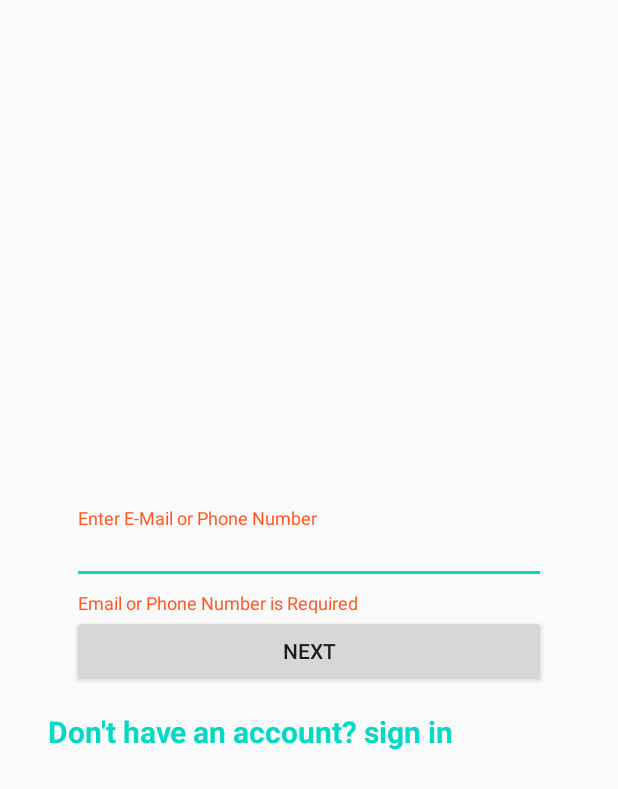
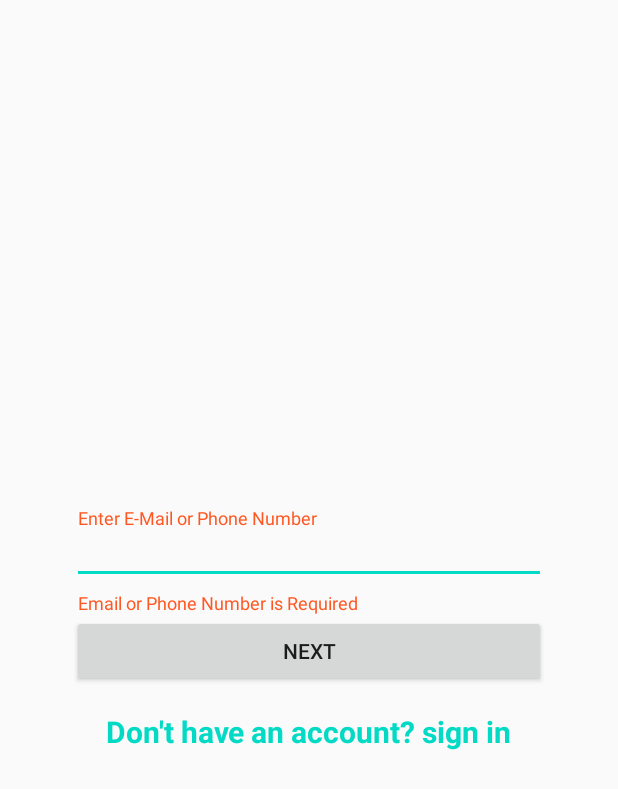
Before and after one commit to SimchaPo/socialdeliverysystem, an Android app: the screen it shows after launch (LoginActivity), after a tap on "NEXT", on a phone screen of 412 x 824 dp. Shown: the top 789 px of the screen. Run offline under Robolectric (Android 15) with nearby library versions, the phone set to English and light mode, and no system bars; our stand-ins replace Firebase (no records; nobody signed in at launch, a user with empty details on screens opened directly).

```diff
--- a/app/src/main/java/com/example/socialdeliverysystem/ui/LoginActivity.java
+++ b/app/src/main/java/com/example/socialdeliverysystem/ui/LoginActivity.java
@@ -3,10 +3,13 @@ package com.example.socialdeliverysystem.ui;
 import androidx.annotation.NonNull;
 import androidx.appcompat.app.AppCompatActivity;
 import androidx.appcompat.widget.LinearLayoutCompat;
+
 import android.content.Intent;
 import android.os.Bundle;
 import android.view.View;
+import android.widget.Button;
 import android.widget.Toast;
+
 import com.example.socialdeliverysystem.R;
 import com.google.android.gms.tasks.OnCompleteListener;
 import com.google.android.gms.tasks.Task;
@@ -16,7 +19,6 @@ import com.google.firebase.FirebaseException;
 import com.google.firebase.auth.AuthResult;
 import com.google.firebase.auth.FirebaseAuth;
 import com.google.firebase.auth.FirebaseAuthInvalidCredentialsException;
-import com.google.firebase.auth.FirebaseUser;
 import com.google.firebase.auth.PhoneAuthCredential;
 import com.google.firebase.auth.PhoneAuthProvider;
 import com.google.firebase.auth.SignInMethodQueryResult;
@@ -37,6 +39,7 @@ public class LoginActivity extends AppCompatActivity {
     private String mVerificationId;
     private FirebaseAuth mAuth;
     private String phoneOrMailText;
+    private Button logInBtn;
 
     @Override
     protected void onCreate(Bundle savedInstanceState) {
@@ -54,6 +57,7 @@ public class LoginActivity extends AppCompatActivity {
         codeEntryLayout = findViewById(R.id.code_entry);
         editCode = findViewById(R.id.login_input_sms);
         mAuth = FirebaseAuth.getInstance();
+        logInBtn = findViewById(R.id.log_in_btn);
     }
 
     public void SignInOnClick(View view) {
@@ -105,7 +109,7 @@ public class LoginActivity extends AppCompatActivity {
                     @Override
                     public void onComplete(@NonNull Task<AuthResult> task) {
                         if (task.isSuccessful()) {
-
+                            //Go to Activity
                         } else {
                             String message = "Somthing is wrong, we will fix it soon...";
 
@@ -118,7 +122,7 @@ public class LoginActivity extends AppCompatActivity {
     }
 
     public void OpenTextBoxForCodeOrPassword(View view) {
-        phoneOrMailText = editTextPhoneOrMailLogIn.getEditText().getText().toString();
+        phoneOrMailText = editTextPhoneOrMailLogIn.getEditText().getText().toString().trim();
         if (phoneOrMailText.isEmpty()) {
             editTextPhoneOrMailLogIn.setError("Email or Phone Number is Required");
             return;
@@ -130,8 +134,7 @@ public class LoginActivity extends AppCompatActivity {
                         public void onComplete(@NonNull Task<SignInMethodQueryResult> task) {
                             if (task.getResult().getSignInMethods().isEmpty()) {
                                 editTextPhoneOrMailLogIn.setError("No Such User, Please Sign In");
-                            }
-                            else {
+                            } else {
                                 email = true;
                                 phone = false;
                                 textBoxPhoneOrMailLayout.setVisibility(View.GONE);
@@ -144,7 +147,7 @@ public class LoginActivity extends AppCompatActivity {
         }
         Pattern phonePattern = Pattern.compile("0([23489]|5[0123458]|77)([0-9]{7})");
         if (phonePattern.matcher(phoneOrMailText).matches()) {
-            //To do - check if phone number is registed
+            //To do - check if phone number is registered
             phone = true;
             email = false;
             textBoxPhoneOrMailLayout.setVisibility(View.GONE);
@@ -178,9 +181,11 @@ public class LoginActivity extends AppCompatActivity {
     }
 
     public void logInOnClick(View view) {
+        logInBtn.setEnabled(false);
         if (email) {
-            if(editPassword.getEditText() .getText().toString().isEmpty()){
+            if (editPassword.getEditText().getText().toString().isEmpty()) {
                 editPassword.setError("Please Enter Password");
+                logInBtn.setEnabled(true);
                 return;
             }
             mAuth.signInWithEmailAndPassword(phoneOrMailText, editPassword.getEditText().getText().toString())
@@ -188,9 +193,10 @@ public class LoginActivity extends AppCompatActivity {
                         @Override
                         public void onComplete(@NonNull Task<AuthResult> task) {
                             if (task.isSuccessful()) {
-                                if(mAuth.getCurrentUser().isEmailVerified()){
+                                editPassword.setError(null);
+                                if (mAuth.getCurrentUser().isEmailVerified()) {
                                     //startActivity
-                                } else{
+                                } else {
                                     Toast.makeText(LoginActivity.this, "Please Verify Your Email Address",
                                             Toast.LENGTH_LONG).show();
                                 }
@@ -198,12 +204,14 @@ public class LoginActivity extends AppCompatActivity {
                             } else {
                                 Toast.makeText(LoginActivity.this, "Authentication failed.",
                                         Toast.LENGTH_LONG).show();
+                                logInBtn.setEnabled(true);
                             }
                         }
                     });
         } else if (phone) {
-            if(editCode.getEditText().getText().toString().isEmpty()){
+            if (editCode.getEditText().getText().toString().isEmpty()) {
                 editCode.setError("Please Enter Code");
+                logInBtn.setEnabled(true);
                 return;
             }
             verifyVerificationCode(editCode.getEditText().getText().toString());
--- a/app/src/main/res/layout/activity_login.xml
+++ b/app/src/main/res/layout/activity_login.xml
@@ -32,7 +32,9 @@
                 android:layout_width="match_parent"
                 android:layout_height="wrap_content"
                 android:hint="Enter E-Mail or Phone Number"
-                android:inputType="text" />
+                android:inputType="text"
+                />
+
         </com.google.android.material.textfield.TextInputLayout>
 
             <Button
@@ -69,10 +71,12 @@
                     android:hint="@string/enter_your_password"
                     android:inputType="textPassword" />
             </com.google.android.material.textfield.TextInputLayout>
+
                 <TextView
                     android:id="@+id/reset_password"
                     android:layout_width="wrap_content"
                     android:layout_height="wrap_content"
+                    android:layout_gravity="center"
                     android:clickable="true"
                     android:contextClickable="false"
                     android:onClick="resetPasswordOnClick"
@@ -101,10 +105,12 @@
                     android:inputType="number" />
 
             </com.google.android.material.textfield.TextInputLayout>
+
                 <TextView
                     android:id="@+id/try_email"
                     android:layout_width="wrap_content"
                     android:layout_height="wrap_content"
+                    android:layout_gravity="center"
                     android:clickable="true"
                     android:contextClickable="false"
                     android:onClick="GoBackOnClick"
@@ -122,7 +128,7 @@
                 android:text="@string/go_back" />
 
     <Button
-        android:id="@+id/Log_in"
+        android:id="@+id/log_in_btn"
         android:layout_width="match_parent"
         android:layout_height="wrap_content"
         android:layout_centerInParent="true"
@@ -135,10 +141,13 @@
             android:id="@+id/signInText"
             android:layout_width="wrap_content"
             android:layout_height="wrap_content"
+            android:layout_gravity="center"
             android:clickable="true"
             android:contextClickable="false"
+            android:hint="Click To Sign In"
             android:onClick="SignInOnClick"
             android:text="@string/don_t_have_an_account_sign_in"
+            android:textAllCaps="false"
             android:textColor="@color/colorAccent"
             android:textSize="20sp"
             android:textStyle="bold" />
```
Also changed, not shown: 2 other files.
